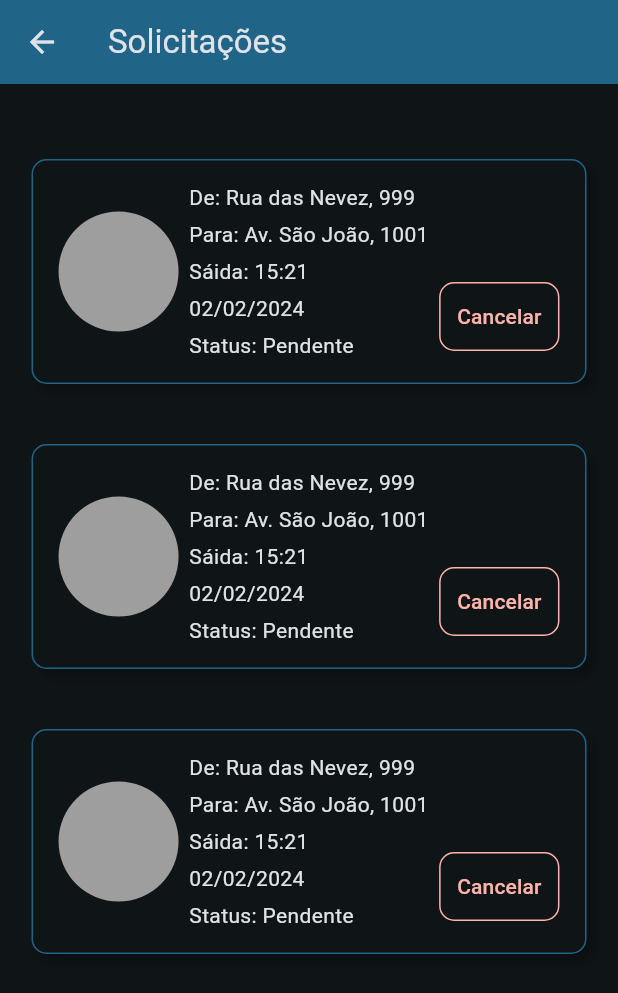
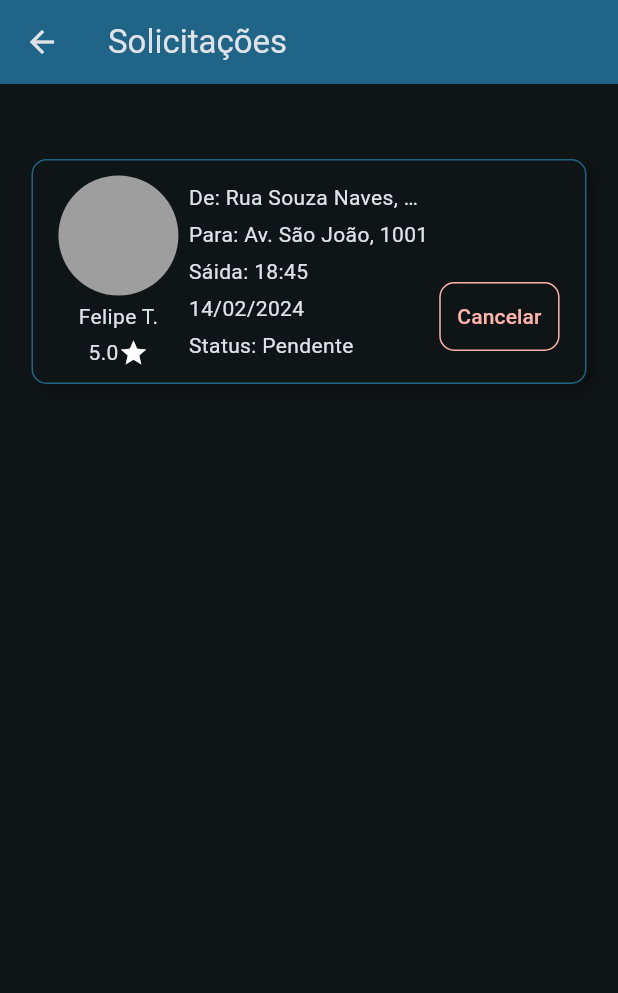
Before and after one commit to Felipe-TM/buscar-flutter, a Flutter app: the RequestsScreen screen opened directly, on a phone screen of 412 x 824 dp. Shown: the top 993 px of the screen. Run offline on Flutter 3.47's test engine with Material 3 defaults, Android fonts, the phone set to English and light mode, and no system bars; missing offline and left inert: inner_shadow_widget; Roboto replaces fonts that are missing (Istok Web).

Commit message:
project update

```diff
--- a/lib/features/rides/home/presentation/home_screen.dart
+++ b/lib/features/rides/home/presentation/home_screen.dart
@@ -1,3 +1,4 @@
+import 'package:buscar/common_widgets/count_display_widget.dart';
 import 'package:buscar/features/account/account_details/presentation/account_screen.dart';
 import 'package:flutter/material.dart';
 
@@ -44,9 +45,11 @@ class HomeScreen extends StatelessWidget {
           Positioned(
             left: 20,
             bottom: 30,
-            child: ActionIconButton(
-              onPressed: () {},
-              icon: const Icon(Icons.chat),
+            child: CountDisplayWidget(
+              child: ActionIconButton(
+                onPressed: () {},
+                icon: const Icon(Icons.chat),
+              ),
             ),
           ),
           Positioned(
--- /dev/null
+++ b/lib/features/rides/requests/presentation/request_tile.dart
@@ -0,0 +1,114 @@
+import 'package:buscar/common_widgets/shrinkeble_button.dart';
+import 'package:flutter/material.dart';
+
+class RequestTile extends StatelessWidget {
+  final String name;
+  final String rating;
+  final String origin;
+  final String destination;
+  final String departureTime;
+  final String departureDate;
+  final String status;
+
+  const RequestTile({
+    super.key,
+    required this.name,
+    required this.rating,
+    required this.origin,
+    required this.destination,
+    required this.departureTime,
+    required this.departureDate,
+    required this.status,
+  });
+
+  @override
+  Widget build(BuildContext context) {
+    return ShrinkebleButton(
+      shrinkScale: 0.95,
+      onPressed: () {},
+      child: SizedBox(
+        height: 150,
+        width: 370,
+        child: Container(
+          decoration: BoxDecoration(
+            color: Theme.of(context).colorScheme.surface,
+            borderRadius: const BorderRadius.all(Radius.circular(10)),
+            border: Border.all(
+              color: Theme.of(context).colorScheme.inversePrimary,
+            ),
+            boxShadow: const [
+              BoxShadow(
+                color: Colors.black26,
+                blurRadius: 5,
+                offset: Offset(5, 5),
+              ),
+            ],
+          ),
+          child: Padding(
+            padding: const EdgeInsets.all(10.0),
+            child: Row(
+              mainAxisAlignment: MainAxisAlignment.spaceEvenly,
+              children: [
+                Column(
+                  mainAxisAlignment: MainAxisAlignment.spaceBetween,
+                  children: [
+                    Container(
+                      width: 80,
+                      height: 80,
+                      decoration: const ShapeDecoration(
+                          shape: OvalBorder(), color: Colors.grey),
+                    ),
+                    Text(name),
+                    Row(
+                      crossAxisAlignment: CrossAxisAlignment.end,
+                      children: [
+                        Text(rating),
+                        const Icon(
+                          Icons.star,
+                          size: 20,
+                        ),
+                      ],
+                    )
+                  ],
+                ),
+                SizedBox(
+                  width: 160,
+                  child: Column(
+                    mainAxisAlignment: MainAxisAlignment.spaceEvenly,
+                    crossAxisAlignment: CrossAxisAlignment.start,
+                    children: [
+                      Text('De: $origin', overflow: TextOverflow.ellipsis),
+                      Text('Para: $destination',
+                          overflow: TextOverflow.ellipsis),
+                      Text('Sáida: $departureTime',
+                          overflow: TextOverflow.ellipsis),
+                      Text(departureDate, overflow: TextOverflow.ellipsis),
+                      Text('Status: $status', overflow: TextOverflow.ellipsis),
+                    ],
+                  ),
+                ),
+                Padding(
+                  padding: const EdgeInsets.only(top: 60),
+                  child: TextButton(
+                    onPressed: () {},
+                    style: TextButton.styleFrom(
+                      foregroundColor: Theme.of(context).colorScheme.error,
+                      side: BorderSide(
+                          color: Theme.of(context).colorScheme.error),
+                      shape: const RoundedRectangleBorder(
+                          borderRadius: BorderRadius.all(Radius.circular(10))),
+                    ),
+                    child: const Padding(
+                      padding: EdgeInsets.symmetric(vertical: 5),
+                      child: Text('Cancelar'),
+                    ),
+                  ),
+                )
+              ],
+            ),
+          ),
+        ),
+      ),
+    );
+  }
+}
--- a/lib/features/rides/requests/presentation/requests_screen.dart
+++ b/lib/features/rides/requests/presentation/requests_screen.dart
@@ -1,5 +1,5 @@
-import 'package:buscar/common_widgets/shrinkeble_button.dart';
 import 'package:flutter/material.dart';
+import 'request_tile.dart';
 
 class RequestsScreen extends StatelessWidget {
   const RequestsScreen({super.key});
@@ -17,9 +17,15 @@ class RequestsScreen extends StatelessWidget {
           child: Center(
             child: Column(
               children: [
-                RequestTile(),
-                RequestTile(),
-                RequestTile(),
+                const RequestTile(
+                  name: 'Felipe T.',
+                  rating: '5.0',
+                  origin: 'Rua Souza Naves, 666',
+                  destination: 'Av. São João, 1001',
+                  departureTime: '18:45',
+                  departureDate: '14/02/2024',
+                  status: 'Pendente',
+                ),
               ]
                   .map((widget) => Padding(
                         padding: EdgeInsets.symmetric(vertical: 20),
@@ -33,79 +39,3 @@ class RequestsScreen extends StatelessWidget {
     );
   }
 }
-
-class RequestTile extends StatelessWidget {
-  const RequestTile({
-    super.key,
-  });
-
-  @override
-  Widget build(BuildContext context) {
-    return ShrinkebleButton(
-      shrinkScale: 0.95,
-      onPressed: () {},
-      child: SizedBox(
-        height: 150,
-        width: 370,
-        child: Container(
-          decoration: BoxDecoration(
-            color: Theme.of(context).colorScheme.surface,
-            borderRadius: const BorderRadius.all(Radius.circular(10)),
-            border: Border.all(
-              color: Theme.of(context).colorScheme.inversePrimary,
-            ),
-            boxShadow: const [
-              BoxShadow(
-                color: Colors.black26,
-                blurRadius: 5,
-                offset: Offset(5, 5),
-              ),
-            ],
-          ),
-          child: Padding(
-            padding: const EdgeInsets.all(10.0),
-            child: Row(
-              mainAxisAlignment: MainAxisAlignment.spaceEvenly,
-              children: [
-                Container(
-                  width: 80,
-                  height: 80,
-                  decoration: const ShapeDecoration(
-                      shape: OvalBorder(), color: Colors.grey),
-                ),
-                const Column(
-                  mainAxisAlignment: MainAxisAlignment.spaceEvenly,
-                  crossAxisAlignment: CrossAxisAlignment.start,
-                  children: [
-                    Text('De: Rua das Nevez, 999'),
-                    Text('Para: Av. São João, 1001'),
-                    Text('Sáida: 15:21'),
-                    Text('02/02/2024'),
-                    Text('Status: Pendente'),
-                  ],
-                ),
-                Padding(
-                  padding: const EdgeInsets.only(top: 60),
-                  child: TextButton(
-                    onPressed: () {},
-                    style: TextButton.styleFrom(
-                      foregroundColor: Theme.of(context).colorScheme.error,
-                      side: BorderSide(
-                          color: Theme.of(context).colorScheme.error),
-                      shape: const RoundedRectangleBorder(
-                          borderRadius: BorderRadius.all(Radius.circular(10))),
-                    ),
-                    child: const Padding(
-                      padding: EdgeInsets.symmetric(vertical: 5),
-                      child: Text('Cancelar'),
-                    ),
-                  ),
-                )
-              ],
-            ),
-          ),
-        ),
-      ),
-    );
-  }
-}
--- a/lib/features/rides/ride_details/presentation/ride_details_sheet.dart
+++ b/lib/features/rides/ride_details/presentation/ride_details_sheet.dart
@@ -33,7 +33,7 @@ class RideDetailsSheet extends StatelessWidget {
     return SizedBox.expand(
       child: DraggableScrollableSheet(
         initialChildSize: 0.18,
-        maxChildSize: 0.6,
+        maxChildSize: 0.80,
         minChildSize: 0.18,
         builder: (BuildContext context, ScrollController scrollController) {
           return Container(
--- a/pubspec.yaml
+++ b/pubspec.yaml
@@ -14,6 +14,7 @@ dependencies:
 
   cupertino_icons: ^1.0.2
   inner_shadow_widget: ^0.0.3
+  google_maps_flutter: ^2.5.3
 
 dev_dependencies:
   flutter_test:
```
Also changed, not shown: pubspec.lock, 2 other files.
